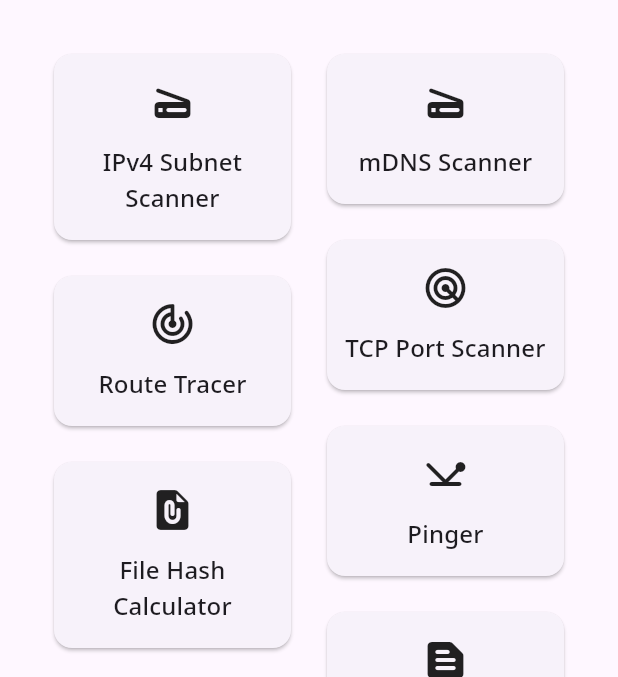
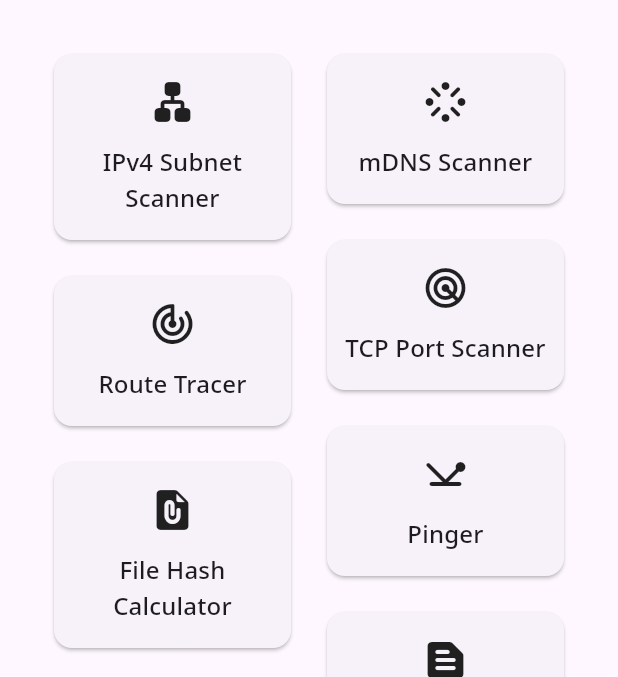
Before and after one commit to bitscoper/bitscoper_cyberkit, a Flutter app: the screen it shows after launch, on a phone screen of 412 x 824 dp, the part 84-761 px from its top. Run offline on Flutter 3.47's test engine with Material 3 defaults, Android fonts, the light colour scheme and no system bars; our stand-ins replace connectivity_plus, file_picker, flutter_colorpicker, flutter_local_notifications, google_fonts, package_info_plus and 3 more; missing offline and left inert: dart_ping, dnsolve, flutter_traceroute, morse_code_translator, network_info_plus and 5 more.

Commit message:
Localized IPv4 Subnet Scanner; Fixed Icons of Latest Two Tools; and Formatted Files a Bit.

```diff
--- a/lib/home.dart
+++ b/lib/home.dart
@@ -90,15 +90,13 @@ class HomePage extends StatelessWidget {
   Widget build(BuildContext context) {
     final tools = [
       (
-        // AppLocalizations.of(navigatorKey.currentContext!)!.ipv4_subnet_scanner,
-        "IPv4 Subnet Scanner",
-        Icons.scanner_rounded,
+        AppLocalizations.of(navigatorKey.currentContext!)!.ipv4_subnet_scanner,
+        Icons.lan_rounded,
         const IPv4SubnetScannerPage(),
       ),
       (
-        // AppLocalizations.of(navigatorKey.currentContext!)!.mdns_scanner,
-        "mDNS Scanner",
-        Icons.scanner_rounded,
+        AppLocalizations.of(navigatorKey.currentContext!)!.mdns_scanner,
+        Icons.stream_rounded,
         const MDNSScannerPage(),
       ),
       (
--- a/lib/l10n/app_bn.arb
+++ b/lib/l10n/app_bn.arb
@@ -5,6 +5,7 @@
   "a_multiline_string": "একটা মাল্টিলাইন স্ট্রিং",
   "a_string": "একটা স্ট্রিং",
   "abdullah_as_sadeed": "আবদুল্লাহ আস-সাদীদ",
+  "an_ipv4_subnet": "একটা IPv4 সাবনেট",
   "automatic": "স্বয়ংক্রিয়",
   "available_update": "অ্যাভেইলেবল আপডেট",
   "background": "পটভূমি",
@@ -38,6 +39,7 @@
   "enter_a_string": "একটা স্ট্রিং লিখুন!",
   "enter_a_uri_prefix": "একটা ইউআরআই প্রিফিক্স লিখুন!",
   "enter_an_integer": "একটা পূর্ণসংখ্যা লিখুন!",
+  "enter_an_ipv4_subnet": "একটা IPv4 সাবনেট লিখুন!",
   "enter_an_upper_limit": "একটা উচ্চ সীমা লিখুন!",
   "enter_morse_code": "মোর্স কোড লিখুন!",
   "enter_padding": "প্যাডিং লিখুন!",
@@ -56,10 +58,12 @@
   "high": "উচ্চ",
   "internet_protocol_version_4_ipv4_address": "ইন্টারনেট প্রোটোকল সংস্করণ ৪ (IPv4) অ্যাড্রেস",
   "internet_protocol_version_6_ipv6_address": "ইন্টারনেট প্রোটোকল সংস্করণ ৬ (IPv6) অ্যাড্রেস",
+  "ipv4_subnet_scanner": "IPv4 সাবনেট স্ক্যানার",
   "it_takes_time_to_retrieve_all_possible_types_of_forward_and_reverse_records": "সম্ভাব্য সকল ধরনের ফরওয়ার্ড ও রিভার্স রেকর্ডস রিট্রিভ করতে সময়ের প্রয়োজন।",
   "latest_version": "সর্বশেষ সংস্করণ",
   "low": "নিম্ন",
   "lower_limit": "নিম্ন সীমা",
+  "mdns_scanner": "mDNS স্ক্যানার",
   "medium": "মধ্যম",
   "microsoft_store": "মাইক্রোসফট স্টোর",
   "morse_code": "মোর্স কোড",
--- a/lib/l10n/app_localizations.dart
+++ b/lib/l10n/app_localizations.dart
@@ -127,6 +127,12 @@ abstract class AppLocalizations {
   /// In en, this message translates to:
   /// **'Abdullah As-Sadeed'**
   String get abdullah_as_sadeed;
+
+  /// No description provided for @an_ipv4_subnet.
+  ///
+  /// In en, this message translates to:
+  /// **'An IPv4 Subnet'**
+  String get an_ipv4_subnet;
 
   /// No description provided for @automatic.
   ///
@@ -326,6 +332,12 @@ abstract class AppLocalizations {
   /// **'Enter an Integer!'**
   String get enter_an_integer;
 
+  /// No description provided for @enter_an_ipv4_subnet.
+  ///
+  /// In en, this message translates to:
+  /// **'Enter an IPv4 subnet!'**
+  String get enter_an_ipv4_subnet;
+
   /// No description provided for @enter_an_upper_limit.
   ///
   /// In en, this message translates to:
@@ -434,6 +446,12 @@ abstract class AppLocalizations {
   /// **'Internet Protocol Version 6 (IPv6) Address'**
   String get internet_protocol_version_6_ipv6_address;
 
+  /// No description provided for @ipv4_subnet_scanner.
+  ///
+  /// In en, this message translates to:
+  /// **'IPv4 Subnet Scanner'**
+  String get ipv4_subnet_scanner;
+
   /// No description provided for @it_takes_time_to_retrieve_all_possible_types_of_forward_and_reverse_records.
   ///
   /// In en, this message translates to:
@@ -458,6 +476,12 @@ abstract class AppLocalizations {
   /// In en, this message translates to:
   /// **'Lower Limit'**
   String get lower_limit;
+
+  /// No description provided for @mdns_scanner.
+  ///
+  /// In en, this message translates to:
+  /// **'mDNS Scanner'**
+  String get mdns_scanner;
 
   /// No description provided for @medium.
   ///
```
Also changed, not shown: lib/ipv4_subnet_scanner.dart (+12 -4 lines), lib/l10n/app_en.arb (+8 -0 lines), lib/l10n/app_localizations_bn.dart (+12 -0 lines), lib/l10n/app_localizations_en.dart (+12 -0 lines).
